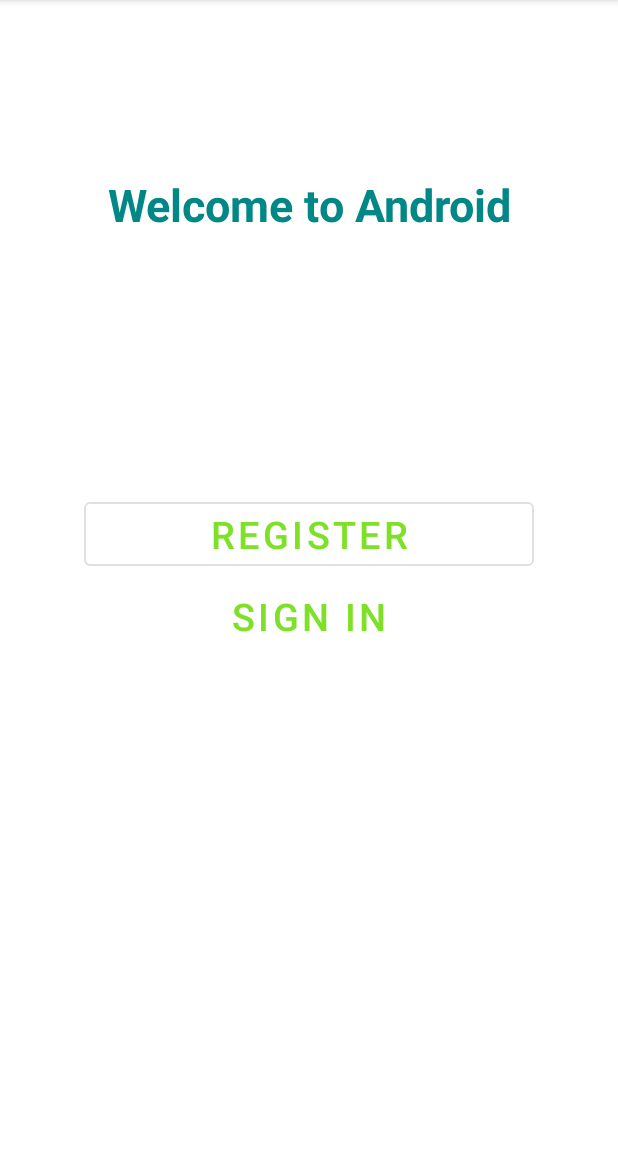
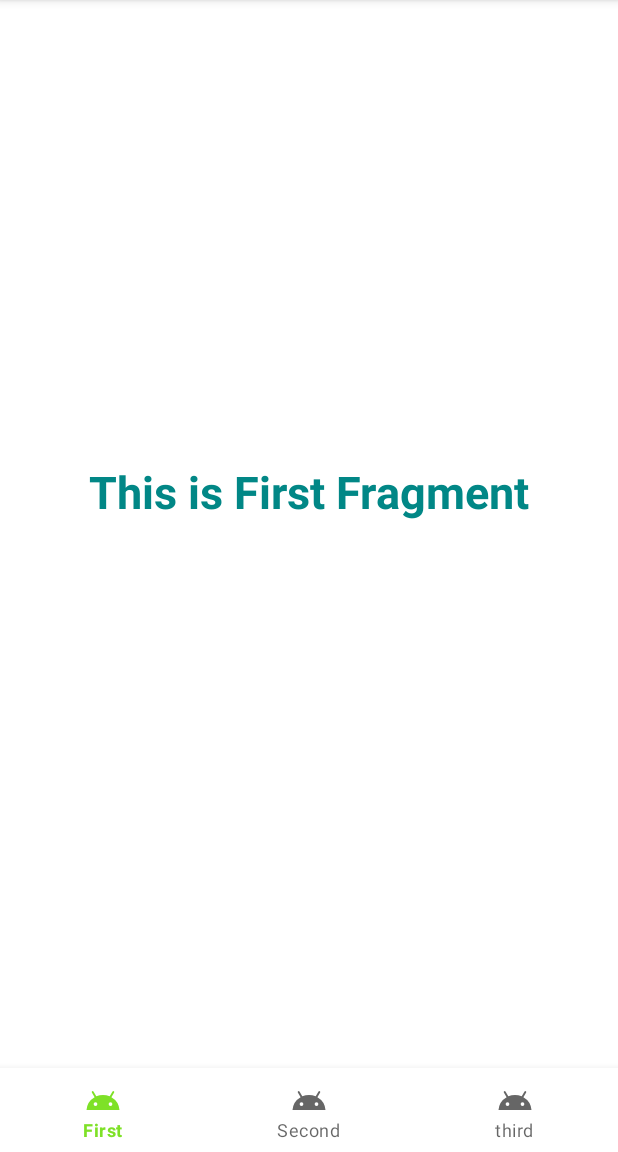
Before and after one commit to hunter201/android, an Android app: the screen it shows after launch (MainActivity), on a phone screen of 412 x 824 dp, the part 84-1236 px from its top. Run offline under Robolectric (Android 15) with nearby library versions, the light colour scheme and no system bars.

Commit message:
Added fragments realization

```diff
--- a/app/build.gradle
+++ b/app/build.gradle
@@ -37,6 +37,7 @@
     implementation 'androidx.appcompat:appcompat:1.4.0'
     implementation 'com.google.android.material:material:1.4.0'
     implementation 'androidx.constraintlayout:constraintlayout:2.1.2'
+    implementation 'androidx.legacy:legacy-support-v4:1.0.0'
     testImplementation 'junit:junit:4.+'
     androidTestImplementation 'androidx.test.ext:junit:1.1.3'
     androidTestImplementation 'androidx.test.espresso:espresso-core:3.4.0'
--- /dev/null
+++ b/app/src/main/java/com/example/myapplication/FirstFragment.kt
@@ -0,0 +1,26 @@
+package com.example.myapplication
+
+import android.os.Bundle
+import androidx.fragment.app.Fragment
+import android.view.LayoutInflater
+import android.view.View
+import android.view.ViewGroup
+
+
+
+
+class FirstFragment : Fragment() {
+
+
+    override fun onCreateView(
+        inflater: LayoutInflater, container: ViewGroup?,
+        savedInstanceState: Bundle?
+    ): View? {
+
+        val view = inflater.inflate(R.layout.fragment_first, container, false)
+
+        return view
+    }
+
+
+}
--- a/app/src/main/java/com/example/myapplication/MainActivity.kt
+++ b/app/src/main/java/com/example/myapplication/MainActivity.kt
@@ -2,19 +2,47 @@
 
 import androidx.appcompat.app.AppCompatActivity
 import android.os.Bundle
+import androidx.fragment.app.Fragment
 
 import androidx.recyclerview.widget.LinearLayoutManager
 import androidx.recyclerview.widget.RecyclerView
+import com.google.android.material.bottomnavigation.BottomNavigationView
 
 
-lateinit var userRecyclerView: RecyclerView
+//lateinit var userRecyclerView: RecyclerView
+lateinit var bottomNavigationMenu: BottomNavigationView
 
 class MainActivity : AppCompatActivity() {
     override fun onCreate(savedInstanceState: Bundle?) {
         super.onCreate(savedInstanceState)
         setContentView(R.layout.activity_main)
 
+        bottomNavigationMenu = findViewById(R.id.bottom_navigation_menu)
+        bottomNavigationMenu.setOnItemSelectedListener { item ->
+            var fragment: Fragment? = null
+            when (item.itemId) {
+                R.id.page_1 -> {
+                    fragment = FirstFragment()
+                }
+                R.id.page_2 -> {
+                    fragment = SecondFragment()
+                }
+                R.id.page_3 -> {
+                    fragment = ThirdFragment()
+                }
+            }
+            replaceFragment(fragment!!)
+            true
+        }
+        bottomNavigationMenu.selectedItemId = R.id.page_1
+    }
 
+    fun replaceFragment(fragment: Fragment) {
+        supportFragmentManager
+            .beginTransaction()
+            .replace(R.id.fragment_container, fragment)
+            .commit()
+    }
 //        val userList: List<User> = listOf(
 //            User("Ivan", 20),
 //            User("Helen", 19),
@@ -29,9 +57,4 @@
 //            false
 //        )
 //        userRecyclerView.adapter = UserAdapter(userList)
-    }
-
-
-    //RecyclerView
-
 }
--- /dev/null
+++ b/app/src/main/res/drawable/ic_android_black_24dp.xml
@@ -0,0 +1,9 @@
+<vector xmlns:android="http://schemas.android.com/apk/res/android"
+        android:width="24dp"
+        android:height="24dp"
+        android:viewportWidth="24"
+        android:viewportHeight="24">
+    <path
+        android:pathData="M17.6,11.48 L19.44,8.3a0.63,0.63 0,0 0,-1.09 -0.63l-1.88,3.24a11.43,11.43 0,0 0,-8.94 0L5.65,7.67a0.63,0.63 0,0 0,-1.09 0.63L6.4,11.48A10.81,10.81 0,0 0,1 20L23,20A10.81,10.81 0,0 0,17.6 11.48ZM7,17.25A1.25,1.25 0,1 1,8.25 16,1.25 1.25,0 0,1 7,17.25ZM17,17.25A1.25,1.25 0,1 1,18.25 16,1.25 1.25,0 0,1 17,17.25Z"
+        android:fillColor="#FF000000"/>
+</vector>
--- a/app/src/main/res/layout/activity_main.xml
+++ b/app/src/main/res/layout/activity_main.xml
@@ -13,37 +13,20 @@
     <!--        android:id="@+id/user_recycle_view"-->
     <!--        />-->
 
+    <androidx.fragment.app.FragmentContainerView
+        android:id="@+id/fragment_container"
+        android:layout_width="match_parent"
+        android:layout_height="0dp"
+        app:layout_constraintTop_toTopOf="parent"
+        app:layout_constraintBottom_toTopOf="@id/bottom_navigation_menu" />
 
-    <TextView
-        style="@style/Theme.MyApplication.TextView"
-        android:layout_width="wrap_content"
+    <com.google.android.material.bottomnavigation.BottomNavigationView
+        android:layout_width="match_parent"
         android:layout_height="wrap_content"
-        android:text="@string/welcome_to_android"
-        app:layout_constraintBottom_toTopOf="@id/register_button"
-        app:layout_constraintEnd_toEndOf="parent"
-        app:layout_constraintStart_toStartOf="parent"
-        app:layout_constraintTop_toTopOf="parent" />
+        app:menu="@menu/bottom_menu"
+        android:id="@+id/bottom_navigation_menu"
+        app:layout_constraintBottom_toBottomOf="parent"/>
 
-    <Button
-        android:id="@+id/register_button"
-        style="?attr/materialButtonOutlinedStyle"
-        android:layout_width="300dp"
-        android:layout_height="wrap_content"
-        android:text="@string/register"
-        app:layout_constraintBottom_toBottomOf="parent"
-        app:layout_constraintEnd_toEndOf="parent"
-        app:layout_constraintStart_toStartOf="parent"
-        app:layout_constraintTop_toTopOf="parent" />
-
-    <Button
-        android:id="@+id/textButton"
-        style="@style/Widget.MaterialComponents.Button.TextButton"
-        android:layout_width="300dp"
-        android:layout_height="wrap_content"
-        android:text="@string/sign_in"
-        app:layout_constraintEnd_toEndOf="parent"
-        app:layout_constraintStart_toStartOf="parent"
-        app:layout_constraintTop_toBottomOf="@id/register_button" />
 
 
 </androidx.constraintlayout.widget.ConstraintLayout>
--- /dev/null
+++ b/app/src/main/res/layout/fragment_first.xml
@@ -0,0 +1,16 @@
+<?xml version="1.0" encoding="utf-8"?>
+<FrameLayout xmlns:android="http://schemas.android.com/apk/res/android"
+    xmlns:tools="http://schemas.android.com/tools"
+    android:layout_width="match_parent"
+    android:layout_height="match_parent"
+    tools:context=".FirstFragment">
+
+    <!-- TODO: Update blank fragment layout -->
+    <TextView
+        android:layout_gravity="center"
+        android:layout_width="wrap_content"
+        android:layout_height="wrap_content"
+        android:text="@string/this_is_first_fragment" />
+
+
+</FrameLayout>
--- /dev/null
+++ b/app/src/main/res/menu/bottom_menu.xml
@@ -0,0 +1,19 @@
+<?xml version="1.0" encoding="utf-8"?>
+<menu xmlns:android="http://schemas.android.com/apk/res/android">
+    <item
+        android:id="@+id/page_1"
+        android:enabled="true"
+        android:icon="@drawable/ic_android_black_24dp"
+        android:title="@string/first"/>
+    <item
+        android:id="@+id/page_2"
+        android:enabled="true"
+        android:icon="@drawable/ic_android_black_24dp"
+        android:title="@string/second"/>
+
+    <item
+        android:id="@+id/page_3"
+        android:enabled="true"
+        android:icon="@drawable/ic_android_black_24dp"
+        android:title="@string/third"/>
+</menu>
--- a/app/src/main/res/values/strings.xml
+++ b/app/src/main/res/values/strings.xml
@@ -8,4 +8,13 @@
     <string name="register">REGISTER</string>
     <string name="sign_in">Sign in</string>
     <string name="welcome_to_android">Welcome to Android</string>
+    <string name="first">First</string>
+    <string name="second">Second</string>
+    <!-- TODO: Remove or change this placeholder text -->
+    <string name="hello_blank_fragment">Hello blank fragment</string>
+    <string name="first_fragment">First Fragment</string>
+    <string name="second_fragment">Second Fragment</string>
+    <string name="third">third</string>
+    <string name="this_is_second_fragment">This is Second Fragment</string>
+    <string name="this_is_first_fragment">This is First Fragment</string>
 </resources>
--- a/app/src/main/res/values/themes.xml
+++ b/app/src/main/res/values/themes.xml
@@ -14,6 +14,7 @@
         <!-- Customize your theme here. -->
         <item name="android:windowTranslucentNavigation">true</item>
         <item name="materialButtonStyle">@style/Theme.MyApplication.Button</item>
+        <item name="android:textViewStyle">@style/Theme.MyApplication.TextView</item>
     </style>
 
     <style name="Theme.MyApplication.TextView" parent="Widget.MaterialComponents.TextView">
```
Also changed, not shown: app/src/main/java/com/example/myapplication/SecondFragment.kt (added, +23 -0 lines), app/src/main/java/com/example/myapplication/ThirdFragment.kt (added, +24 -0 lines), app/src/main/res/layout/fragment_second.xml (added, +15 -0 lines), app/src/main/res/layout/fragment_third.xml (added, +15 -0 lines).
